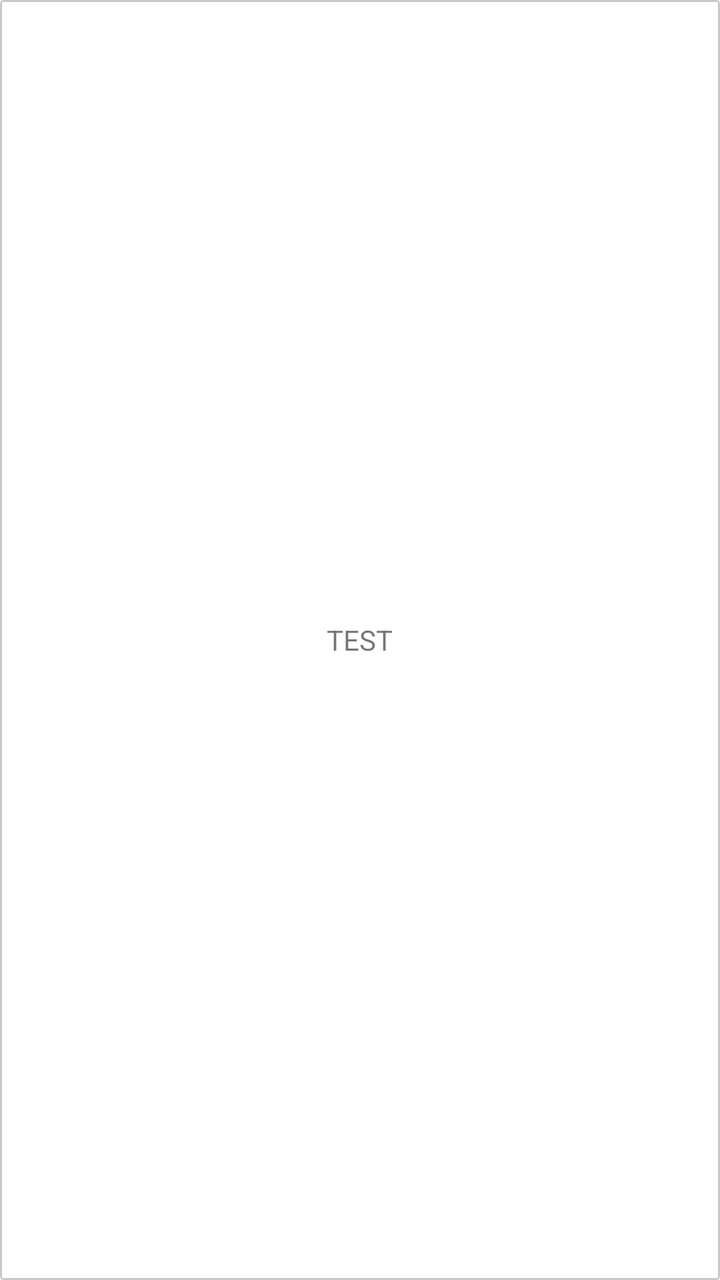
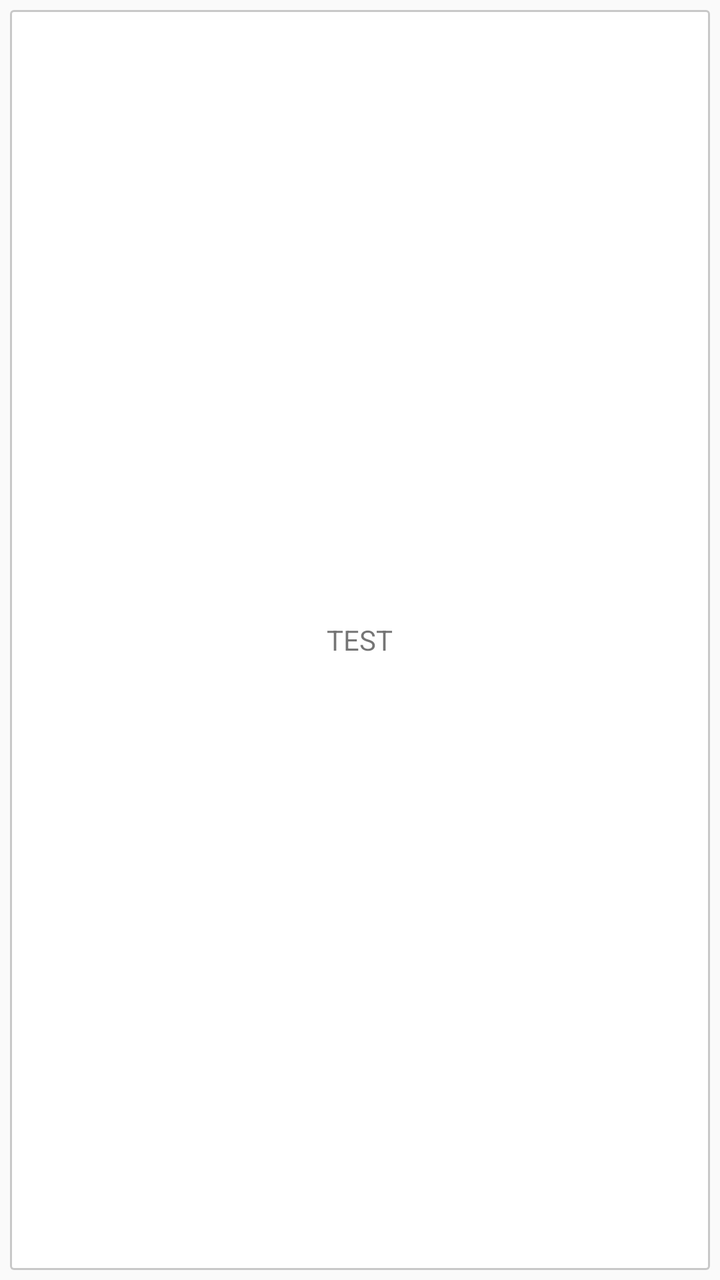

Screens rendered from an Android XML layout before and after an edit, with the pre-edit source and the edit as a unified diff.
<!-- AndroidManifest.xml: application theme AppTheme -->
<!-- res/layout/instant_window.xml -->
<?xml version="1.0" encoding="utf-8"?>
<FrameLayout xmlns:android="http://schemas.android.com/apk/res/android"
    android:id="@+id/instant_window_layout"
    android:layout_width="match_parent"
    android:layout_height="match_parent"
    android:layout_margin="5dp"
    android:background="@drawable/bg_solid_border_corners_0_white_black_round">

    <TextView
        android:id="@+id/instant_window_text"
        android:layout_width="wrap_content"
        android:layout_height="wrap_content"
        android:layout_gravity="center"
        android:gravity="center"
        android:text="TEST"/>
</FrameLayout>
<!-- resources referenced by this layout -->
<resources>
  <!-- drawable bg_solid_border_corners_0_white_black_round (drawable) -->
  <?xml version="1.0" encoding="utf-8"?>
  <layer-list xmlns:android="http://schemas.android.com/apk/res/android">
      <item>
          <shape android:shape="rectangle">
              <solid android:color="#CABBBBBB"/>
              <corners android:radius="2dp" />
          </shape>
      </item>
  
      <item
          android:left="1dp"
          android:right="1dp"
          android:top="1dp"
          android:bottom="1dp">
          <shape android:shape="rectangle">
              <solid android:color="@android:color/white"/>
              <corners android:radius="1dp" />
          </shape>
      </item>
  </layer-list>
  <style name="AppTheme" parent="Theme.AppCompat.Light.DarkActionBar">
          
          
      </style>
</resources>

<!-- the commit's change to res/layout/instant_window.xml (unified diff, before → after) -->
@@ -1,16 +1,21 @@
 <?xml version="1.0" encoding="utf-8"?>
 <FrameLayout xmlns:android="http://schemas.android.com/apk/res/android"
-    android:id="@+id/instant_window_layout"
     android:layout_width="match_parent"
     android:layout_height="match_parent"
-    android:layout_margin="5dp"
-    android:background="@drawable/bg_solid_border_corners_0_white_black_round">
+    android:id="@+id/instant_window_layout"
+    android:padding="5dp">
 
-    <TextView
-        android:id="@+id/instant_window_text"
-        android:layout_width="wrap_content"
-        android:layout_height="wrap_content"
-        android:layout_gravity="center"
-        android:gravity="center"
-        android:text="TEST"/>
+    <FrameLayout xmlns:android="http://schemas.android.com/apk/res/android"
+        android:layout_width="match_parent"
+        android:layout_height="match_parent"
+        android:background="@drawable/bg_solid_border_corners_0_white_black_round">
+        <TextView
+            android:id="@+id/instant_window_text"
+            android:layout_width="wrap_content"
+            android:layout_height="wrap_content"
+            android:layout_gravity="center"
+            android:gravity="center"
+            android:text="TEST"/>
+    </FrameLayout>
+
 </FrameLayout>
